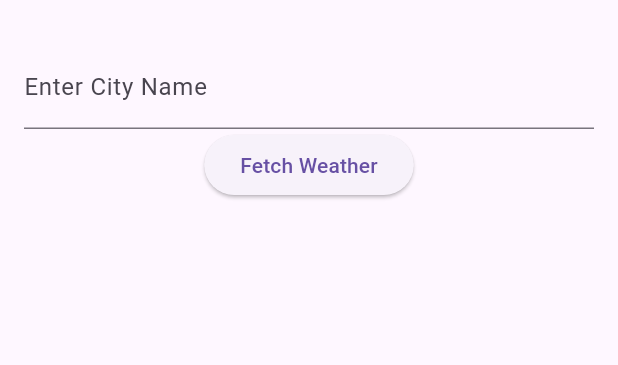
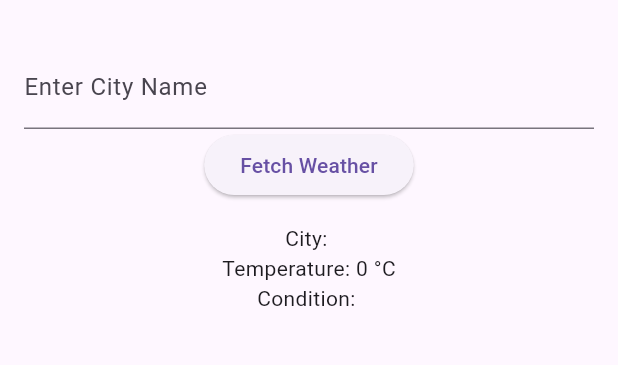
Before and after one commit to ToTobeyKim/Weather_Info_App, a Flutter app: the screen it shows after launch, on a phone screen of 412 x 824 dp, the part 63-428 px from its top. Run offline on Flutter 3.47's test engine with Material 3 defaults, Android fonts, the phone set to English and light mode, and no system bars.

Commit message:
Displayed simulated weather information

```diff
--- a/lib/main.dart
+++ b/lib/main.dart
@@ -47,23 +47,26 @@
   Widget build(BuildContext context) {
     return Scaffold(
       appBar: AppBar(
-        title: Text('Weather Info'),
+        title: const Text('Weather Info'),
       ),
       body: Padding(
         padding: const EdgeInsets.all(16.0),
         child: Column(
           children: [
             TextField(
-              decoration: InputDecoration(
+              controller: cityController,
+              decoration: const InputDecoration(
                 labelText: 'Enter City Name',
               ),
             ),
             ElevatedButton(
-              onPressed: () {
-                print('City');
-              },
-              child: Text('Fetch Weather'),
+              onPressed: fetchWeather,
+              child: const Text('Fetch Weather'),
             ),
+            const SizedBox(height: 15),
+            Text('City: $cityName'),
+            Text('Temperature: $temperature °C'),
+            Text('Condition: $weatherCondition'),
           ],
         ),
       ),
```
